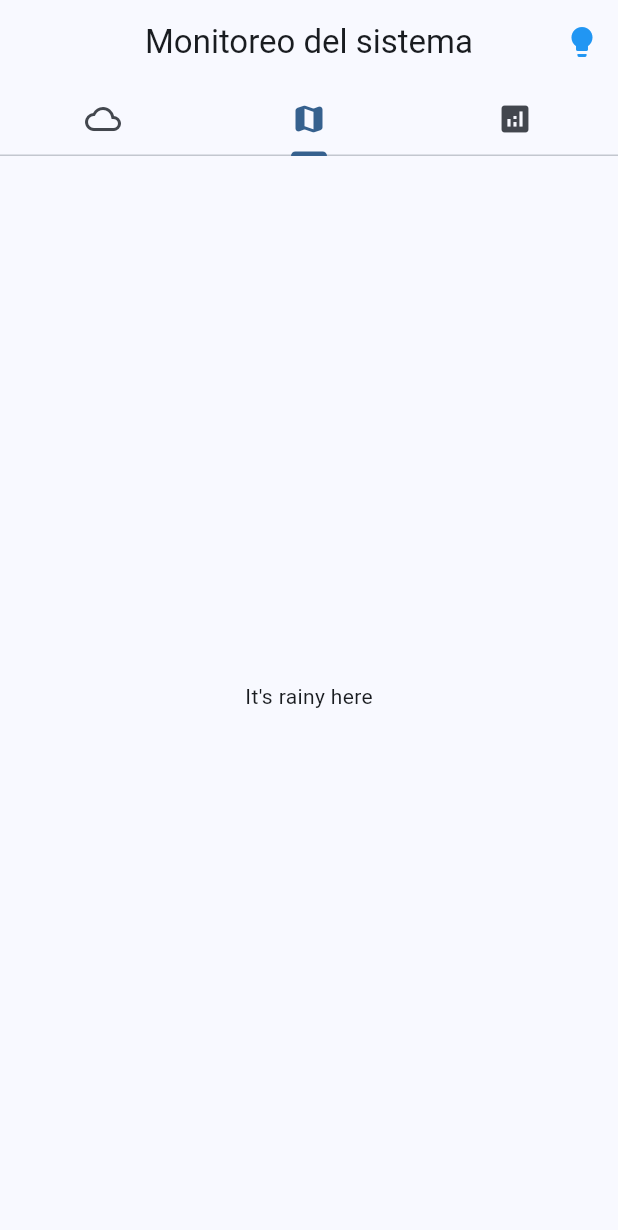
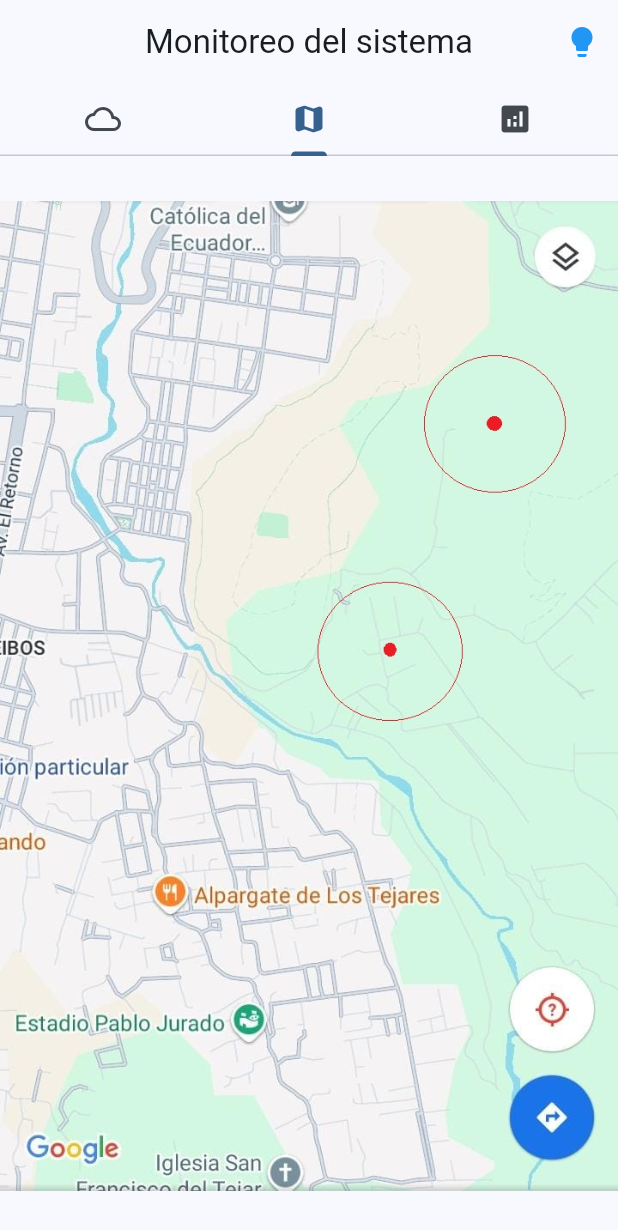
Before and after one commit to FirstRSSO/fire_app_flutter, a Flutter app: the screen it shows after launch, tab 2 chosen, on a phone screen of 412 x 824 dp. Shown: the top 1230 px of the screen. Run offline on Flutter 3.47's test engine with Material 3 defaults, Android fonts, the phone set to English and light mode, and no system bars; our stand-ins replace go_router.

Commit message:
Imagen Mapa

```diff
--- a/lib/presentation/screens/home/home_screen.dart
+++ b/lib/presentation/screens/home/home_screen.dart
@@ -183,8 +183,10 @@ class _ControllTabBarViewState extends State<_ControllTabBarView> {
             ),
           ],
         ),
-        const Center(
-          child: Text("It's rainy here"),
+        Container(
+          child: Center(
+            child: Image.asset('assets/icons/map.png'),
+          ),
         ),
         const Center(
           child: Text("It's rainy here"),
```
Also changed, not shown: assets/icons/map.png (added).
